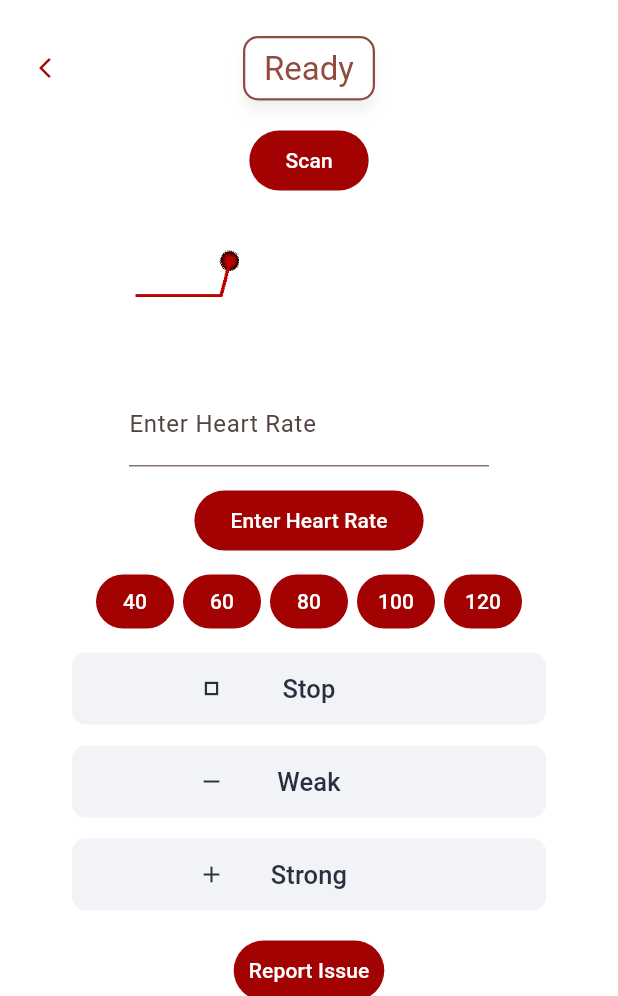
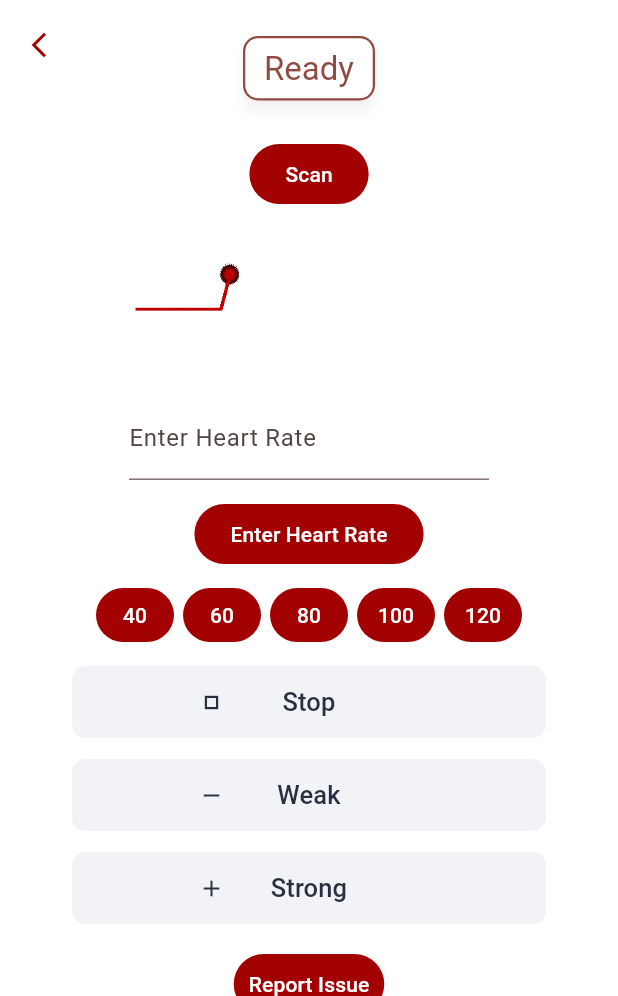
Before and after one commit to Lemonaderz/Flutter-pi-pump-app, a Flutter app: the PulsePage screen opened directly, on a phone screen of 412 x 824 dp, the part 240-1236 px from its top. Run offline on Flutter 3.47's test engine with Material 3 defaults, Android fonts, the phone set to English and light mode, and no system bars; our stand-ins replace permission_handler, webview_flutter; missing offline and left inert: flutter_reactive_ble, wifi_iot.

Commit message:
Added back button in top corner

```diff
--- a/lib/screens/pulse_page.dart
+++ b/lib/screens/pulse_page.dart
@@ -56,29 +56,27 @@ class _PulsePageState extends State<PulsePage> with TickerProviderStateMixin {
                     Padding(
                       padding: const EdgeInsets.symmetric(horizontal: 16.0),
                       child: Stack(
-                        alignment: Alignment.center,
+                        alignment: Alignment.topCenter,
                         children: [
                           Align(
-                            alignment: Alignment.centerLeft,
-                            child: SizedBox(
-                              width: 28,
-                              height: 28,
-                              child: IconButton(
-                                onPressed: () async {
-                                  await appState.reset();
-                                  if (context.mounted) {
-                                    Navigator.pop(context);
-                                  }
-                                },
-                                icon: const Icon(Icons.arrow_back_ios_new, size: 16),
-                                color: const Color(0xFFA20202),
-                                padding: EdgeInsets.zero,
-                                constraints: const BoxConstraints(
-                                  minWidth: 28,
-                                  minHeight: 28,
+                            alignment: Alignment.topLeft,
+                            child: GestureDetector(
+                              behavior: HitTestBehavior.opaque,
+                              onTap: () async {
+                                await appState.reset();
+                                if (context.mounted) {
+                                  Navigator.pop(context);
+                                }
+                              },
+                              child: Container(
+                                width: 80,
+                                height: 60,
+                                alignment: Alignment.topLeft,
+                                child: Icon(
+                                  Icons.arrow_back_ios_new,
+                                  size: 20,
+                                  color: Color(0xFFA20202),
                                 ),
-                                splashRadius: 18,
-                                tooltip: 'Back',
                               ),
                             ),
                           ),
```
Also changed, not shown: lib/screens/vent_page.dart (+18 -20 lines).
